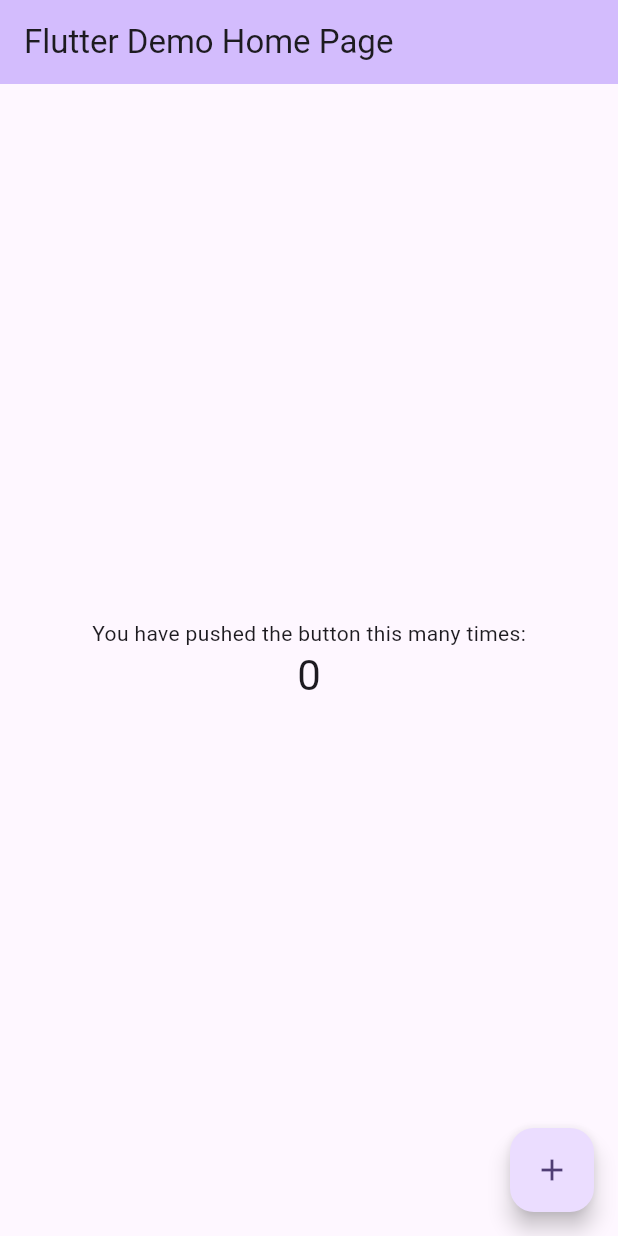
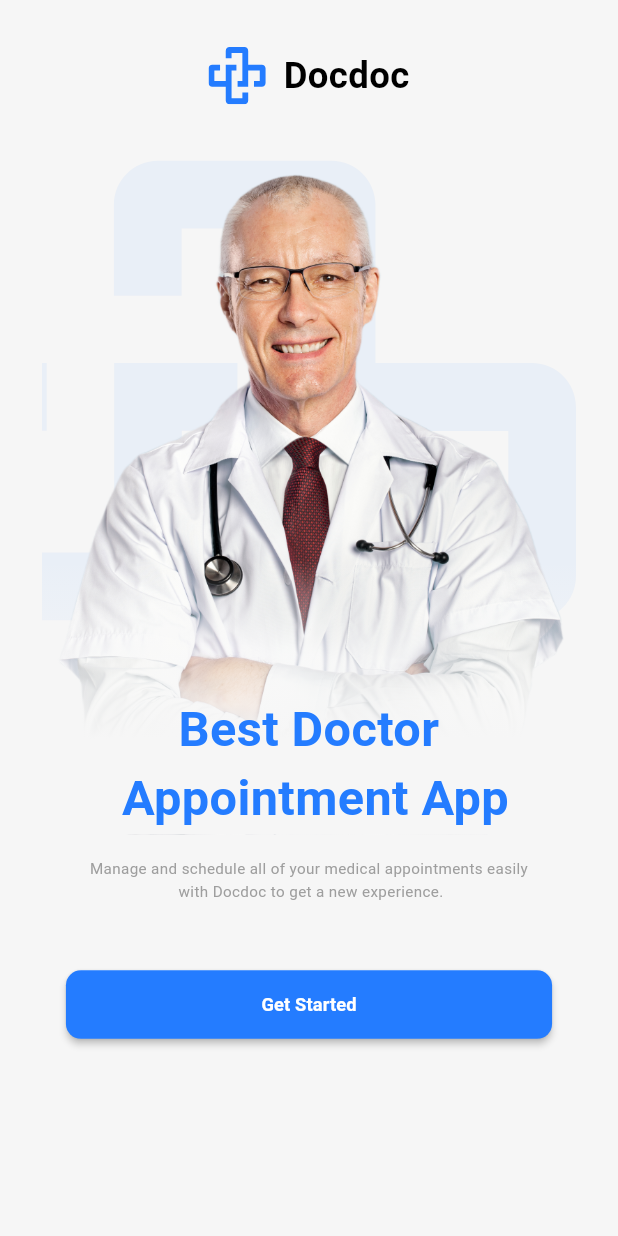
Before and after one commit to FaresMohamed123/dector_app, a Flutter app: the screen it shows after launch, on a phone screen of 412 x 824 dp. Run offline on Flutter 3.47's test engine with Material 3 defaults, Android fonts, the phone set to English and light mode, and no system bars; our stand-ins replace flutter_screenutil, flutter_svg.

Commit message:
flutter image and svg flutter onbording color style

```diff
--- /dev/null
+++ b/lib/Features/home/ui/screen/login_screen.dart
@@ -0,0 +1,14 @@
+import 'package:flutter/material.dart';
+
+class LoginScreen extends StatelessWidget {
+  const LoginScreen({super.key});
+
+  @override
+  Widget build(BuildContext context) {
+    return Scaffold(
+      appBar: AppBar(
+        title: const Text('LoginScreen'),
+      ),
+    );
+  }
+}
--- /dev/null
+++ b/lib/Features/onBoarding/onBoardingscreen.dart
@@ -0,0 +1,101 @@
+import 'package:dector_app/core/Helpers/extension.dart';
+import 'package:dector_app/core/Routing/routes.dart';
+import 'package:dector_app/core/Theme/app_color.dart';
+import 'package:dector_app/core/Theme/styles.dart';
+import 'package:flutter/material.dart';
+import 'package:flutter_screenutil/flutter_screenutil.dart';
+import 'package:flutter_svg/flutter_svg.dart';
+
+class OnBoarging extends StatelessWidget {
+  const OnBoarging({super.key});
+
+  @override
+  Widget build(BuildContext context) {
+    return Scaffold(
+      body: SafeArea(
+        child: SingleChildScrollView(
+          child: Padding(
+            padding: EdgeInsets.only(
+              top: 30.h,
+              bottom: 30.h,
+            ),
+            child: Column(
+              //  crossAxisAlignment: CrossAxisAlignment.stretch,
+              mainAxisAlignment: MainAxisAlignment.end,
+              children: [
+                Row(
+                  mainAxisAlignment: MainAxisAlignment.center,
+                  children: [
+                    SvgPicture.asset('assets/svg/docdoc_logo.svg'),
+                    SizedBox(width: 10.w),
+                    Text(
+                      'Docdoc',
+                      style: TextStyles.font24Block700weight,
+                    ),
+                  ],
+                ),
+                SizedBox(height: 30.h),
+                Stack(
+                  alignment: Alignment.center,
+                  children: [
+                    SvgPicture.asset(
+                      'assets/svg/docdoc_logo_low_opacity.svg',
+                    ),
+                    Container(
+                      width: double.infinity,
+                      foregroundDecoration: BoxDecoration(
+                        gradient: LinearGradient(
+                          colors: [
+                            AppColor.backgroundColor,
+                            AppColor.backgroundColor.withOpacity(0.0),
+                          ],
+                          begin: Alignment.bottomCenter,
+                          end: Alignment.topCenter,
+                          stops: const [0.14, 0.4],
+                        ),
+                      ),
+                      child: Image.asset(
+                        'assets/images/onboarding_doctor.png',
+                        height: 450.h,
+                      ),
+                    ),
+                    Positioned(
+                      bottom: 1.h,
+                      child: Text('Best Doctor \n Appointment App',
+                          textAlign: TextAlign.center,
+                          style: TextStyles.font32bluebold),
+                    ),
+                  ],
+                ),
+                SizedBox(height: 15.h),
+                Text(
+                  'Manage and schedule all of your medical appointments easily\n with Docdoc to get a new experience.',
+                  textAlign: TextAlign.center,
+                  style: TextStyles.font10grey,
+                ),
+                Padding(
+                  padding: EdgeInsets.all(40.0.w),
+                  child: MaterialButton(
+                    minWidth: double.infinity,
+                    height: 45.h,
+                    onPressed: () {
+                      context.pushReplacementNamed(Routes.loginScreen);
+                    },
+                    shape: RoundedRectangleBorder(
+                      borderRadius: BorderRadius.circular(10),
+                    ),
+                    color: AppColor.primaryColor,
+                    child: Text(
+                      'Get Started',
+                      style: TextStyles.font12white,
+                    ),
+                  ),
+                ),
+              ],
+            ),
+          ),
+        ),
+      ),
+    );
+  }
+}
--- /dev/null
+++ b/lib/core/Helpers/extension.dart
@@ -0,0 +1,18 @@
+import 'package:flutter/material.dart';
+
+extension Navigation on BuildContext {
+  Future<dynamic> pushNamed(String routeName, {Object? arguments}) {
+    return Navigator.of(this)
+        .pushNamed(routeName, arguments: arguments); // Navigator.push(
+  }
+
+  Future<dynamic> pushReplacementNamed(String routeName, {Object? arguments}) {
+    return Navigator.of(this)
+        .pushReplacementNamed(routeName, arguments: arguments);
+  }
+ Future<dynamic> pushNamedAndRemoveUntil(String routeName,{Object? arguments,required RoutePredicate predicate}) {
+    return Navigator.of(this)
+        .pushNamedAndRemoveUntil(routeName,predicate, arguments: arguments);
+  }
+  void pop() => Navigator.of(this).pop();
+}
--- /dev/null
+++ b/lib/core/Routing/app_router.dart
@@ -0,0 +1,24 @@
+// ignore_for_file: unused_local_variable
+
+import 'package:dector_app/Features/home/ui/screen/login_screen.dart';
+import 'package:dector_app/Features/onBoarding/onBoardingscreen.dart';
+import 'package:dector_app/core/Routing/routes.dart';
+import 'package:flutter/material.dart';
+
+class AppRouter {
+
+  Route onGenerateRoute(RouteSettings routeSettings) {
+      final arguments =routeSettings.arguments;
+
+    switch (routeSettings.name) {
+        case Routes.onBoarding:
+        return MaterialPageRoute(builder: (_) => const OnBoarging());
+        case Routes.loginScreen:
+        return MaterialPageRoute(builder: (_) => const LoginScreen());
+      default:
+        return MaterialPageRoute(builder: (_) =>  Scaffold(
+          body: Center(child: Text('No route defined${routeSettings.name}')),
+        ));
+    }
+  }
+}
--- /dev/null
+++ b/lib/core/Routing/routes.dart
@@ -0,0 +1,10 @@
+class Routes {
+
+  //static const String splash = '/';
+  static const String onBoarding = '/onBoarding';
+  static const String loginScreen = '/login';
+  static const String register = '/register';
+  static const String home = '/home';
+
+
+}
--- /dev/null
+++ b/lib/core/Theme/app_color.dart
@@ -0,0 +1,10 @@
+import 'package:flutter/material.dart';
+
+class AppColor {
+
+  static const Color primaryColor = Color(0xff247CFF);
+  static const Color backgroundColor = Color(0xffF6F6F6);
+  static const Color black = Colors.black;
+  static const Color grey = Colors.grey;
+
+}
--- /dev/null
+++ b/lib/core/Theme/styles.dart
@@ -0,0 +1,28 @@
+import 'package:dector_app/core/Theme/app_color.dart';
+import 'package:flutter/material.dart';
+import 'package:flutter_screenutil/flutter_screenutil.dart';
+
+class TextStyles {
+
+  static  TextStyle font24Block700weight = TextStyle(
+    color: Colors.black,
+    fontSize: 24.sp,
+    fontWeight: FontWeight.w700,
+  );
+
+  static  TextStyle font32bluebold = TextStyle(
+    color: AppColor.primaryColor,
+    fontSize: 32.sp,
+    fontWeight: FontWeight.bold,
+  );
+  static TextStyle font10grey = TextStyle(
+    color: Colors.grey,
+    fontSize: 10.sp,
+    fontWeight: FontWeight.w400,
+  );
+  static TextStyle font12white = TextStyle(
+    color: Colors.white,
+    fontSize: 12.sp,
+    fontWeight: FontWeight.bold,
+  );
+}
--- /dev/null
+++ b/lib/doc_app.dart
@@ -0,0 +1,29 @@
+import 'package:dector_app/core/Routing/app_router.dart';
+import 'package:dector_app/core/Routing/routes.dart';
+import 'package:dector_app/core/Theme/app_color.dart';
+import 'package:flutter/material.dart';
+import 'package:flutter_screenutil/flutter_screenutil.dart';
+class DocApp extends StatelessWidget {
+  const DocApp({super.key});
+
+  @override
+  Widget build(BuildContext context) {
+    return ScreenUtilInit(
+      designSize: const Size(375, 812),
+      minTextAdapt: true,
+      splitScreenMode: true,
+      builder: (context, child) {
+      return  MaterialApp(
+        theme: ThemeData(
+          primaryColor: AppColor.primaryColor,
+          scaffoldBackgroundColor: AppColor.backgroundColor
+        ),
+      debugShowCheckedModeBanner: false,
+      initialRoute: Routes.onBoarding,
+      onGenerateRoute: (settings) => AppRouter().onGenerateRoute(settings),
+
+    );
+      },
+    );
+  }
+}
--- a/lib/main.dart
+++ b/lib/main.dart
@@ -1,111 +1,6 @@
+import 'package:dector_app/doc_app.dart';
 import 'package:flutter/material.dart';
 
 void main() {
-  runApp(const MyApp());
+  runApp(const DocApp());
 }
-
-class MyApp extends StatelessWidget {
-  const MyApp({super.key});
-
-  // This widget is the root of your application.
-  @override
-  Widget build(BuildContext context) {
-    return MaterialApp(
-      title: 'Flutter Doctor',
-      theme: ThemeData(
-
-        colorScheme: ColorScheme.fromSeed(seedColor: Colors.deepPurple),
-        useMaterial3: true,
-      ),
-      home: const MyHomePage(title: 'Flutter Demo Home Page'),
-    );
-  }
-}
-
-class MyHomePage extends StatefulWidget {
-  const MyHomePage({super.key, required this.title});
-
-  // This widget is the home page of your application. It is stateful, meaning
-  // that it has a State object (defined below) that contains fields that affect
-  // how it looks.
-
-  // This class is the configuration for the state. It holds the values (in this
-  // case the title) provided by the parent (in this case the App widget) and
-  // used by the build method of the State. Fields in a Widget subclass are
-  // always marked "final".
-
-  final String title;
-
-  @override
-  State<MyHomePage> createState() => _MyHomePageState();
-}
-
-class _MyHomePageState extends State<MyHomePage> {
-  int _counter = 0;
-
-  void _incrementCounter() {
-    setState(() {
-      // This call to setState tells the Flutter framework that something has
-      // changed in this State, which causes it to rerun the build method below
-      // so that the display can reflect the updated values. If we changed
-      // _counter without calling setState(), then the build method would not be
-      // called again, and so nothing would appear to happen.
-      _counter++;
-    });
-  }
-
-  @override
-  Widget build(BuildContext context) {
-    // This method is rerun every time setState is called, for instance as done
-    // by the _incrementCounter method above.
-    //
-    // The Flutter framework has been optimized to make rerunning build methods
-    // fast, so that you can just rebuild anything that needs updating rather
-    // than having to individually change instances of widgets.
-    return Scaffold(
-      appBar: AppBar(
-        // TRY THIS: Try changing the color here to a specific color (to
-        // Colors.amber, perhaps?) and trigger a hot reload to see the AppBar
-        // change color while the other colors stay the same.
-        backgroundColor: Theme.of(context).colorScheme.inversePrimary,
-        // Here we take the value from the MyHomePage object that was created by
-        // the App.build method, and use it to set our appbar title.
-        title: Text(widget.title),
-      ),
-      body: Center(
-        // Center is a layout widget. It takes a single child and positions it
-        // in the middle of the parent.
-        child: Column(
-          // Column is also a layout widget. It takes a list of children and
-          // arranges them vertically. By default, it sizes itself to fit its
-          // children horizontally, and tries to be as tall as its parent.
-          //
-          // Column has various properties to control how it sizes itself and
-          // how it positions its children. Here we use mainAxisAlignment to
-          // center the children vertically; the main axis here is the vertical
-          // axis because Columns are vertical (the cross axis would be
-          // horizontal).
-          //
-          // TRY THIS: Invoke "debug painting" (choose the "Toggle Debug Paint"
-          // action in the IDE, or press "p" in the console), to see the
-          // wireframe for each widget.
-          mainAxisAlignment: MainAxisAlignment.center,
-          children: <Widget>[
-            const Text(
-              'You have pushed the button this many times:',
-            ),
-            Text(
-              '$_counter',
-              style: Theme.of(context).textTheme.headlineMedium,
-            ),
-          ],
-        ),
-      ),
-      floatingActionButton: FloatingActionButton(
-        onPressed: _incrementCounter,
-        tooltip: 'Increment',
-        child: const Icon(Icons.add),
-      ), // This trailing comma makes auto-formatting nicer for build methods.
-    );
-  }
-}
```
Also changed, not shown: pubspec.yaml (+5 -3 lines), assets/images/home_blue_pattern.png (added), assets/images/omar.png (added), assets/images/onboarding_doctor.png (added), assets/images/splash.png (added), assets/images/splash_android12_logo.png (added), assets/svg/docdoc_logo.svg (added), assets/svg/docdoc_logo_low_opacity.svg (added), assets/svg/general_speciality.svg (added), assets/svg/notifications.svg (added), pubspec.lock, 1 other file.
